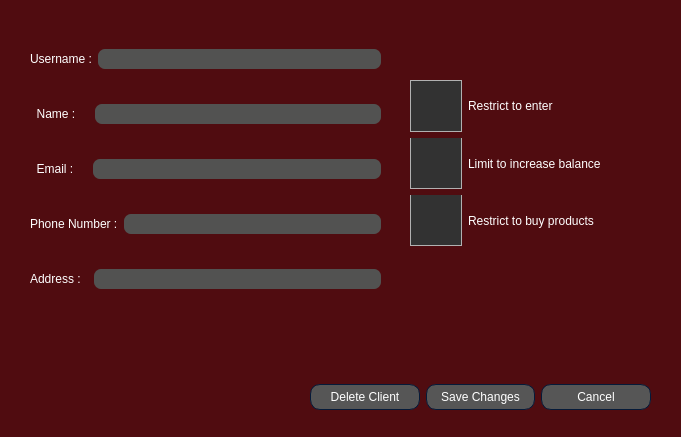
Qt form AP/edit_client_dialog.ui (AP-projects-4001/Guys) before a commit.
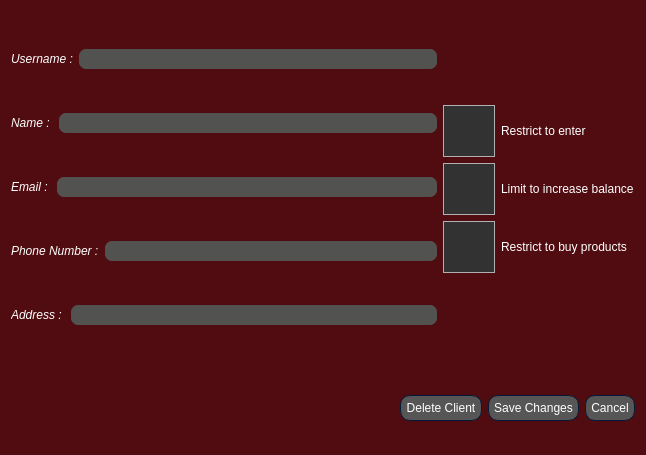
The same form after that commit. Icons and pictures are not drawn.

Commit message: Add Confirmation Gifs and Fixed double click on a button bugs

```diff
--- a/AP/edit_client_dialog.ui
+++ b/AP/edit_client_dialog.ui
@@ -6,22 +6,10 @@
    <rect>
     <x>0</x>
     <y>0</y>
-    <width>681</width>
-    <height>437</height>
+    <width>646</width>
+    <height>455</height>
    </rect>
   </property>
-  <property name="minimumSize">
-   <size>
-    <width>681</width>
-    <height>437</height>
-   </size>
-  </property>
-  <property name="maximumSize">
-   <size>
-    <width>681</width>
-    <height>437</height>
-   </size>
-  </property>
   <property name="windowTitle">
    <string>Dialog</string>
   </property>
@@ -696,55 +684,24 @@
 }
 </string>
   </property>
-  <widget class="QWidget" name="layoutWidget">
-   <property name="geometry">
-    <rect>
-     <x>310</x>
-     <y>380</y>
-     <width>341</width>
-     <height>34</height>
-    </rect>
-   </property>
-   <layout class="QHBoxLayout" name="horizontalLayout_6">
+  <layout class="QGridLayout" name="gridLayout">
+   <item row="0" column="0">
+    <layout class="QVBoxLayout" name="verticalLayout_5">
     <item>
-     <widget class="QPushButton" name="pushButton_del">
-      <property name="text">
-       <string>Delete Client</string>
-      </property>
-     </widget>
-    </item>
+      <layout class="QHBoxLayout" name="horizontalLayout_9">
     <item>
-     <widget class="QPushButton" name="pushButton_save">
-      <property name="text">
-       <string>Save Changes</string>
-      </property>
-     </widget>
-    </item>
-    <item>
-     <widget class="QPushButton" name="pushButton_cancel">
-      <property name="text">
-       <string>Cancel</string>
-      </property>
-     </widget>
-    </item>
-   </layout>
-  </widget>
-  <widget class="QWidget" name="layoutWidget_2">
-   <property name="geometry">
-    <rect>
-     <x>30</x>
-     <y>20</y>
-     <width>351</width>
-     <height>301</height>
-    </rect>
-   </property>
    <layout class="QVBoxLayout" name="verticalLayout">
     <item>
      <layout class="QHBoxLayout" name="horizontalLayout_5">
       <item>
        <widget class="QLabel" name="label">
+             <property name="font">
+              <font>
+               <family>Microsoft Sans Serif</family>
+              </font>
+             </property>
         <property name="text">
-         <string>Username :</string>
+              <string>&lt;html&gt;&lt;head/&gt;&lt;body&gt;&lt;p&gt;&lt;span style=&quot; font-style:italic;&quot;&gt;Username :&lt;/span&gt;&lt;/p&gt;&lt;/body&gt;&lt;/html&gt;</string>
         </property>
        </widget>
       </item>
@@ -761,8 +718,13 @@
      <layout class="QHBoxLayout" name="horizontalLayout_4">
       <item>
        <widget class="QLabel" name="label_4">
+             <property name="font">
+              <font>
+               <family>Microsoft Sans Serif</family>
+              </font>
+             </property>
         <property name="text">
-         <string>  Name :    </string>
+              <string>&lt;html&gt;&lt;head/&gt;&lt;body&gt;&lt;p&gt;&lt;span style=&quot; font-style:italic;&quot;&gt;  Name :    &lt;/span&gt;&lt;/p&gt;&lt;/body&gt;&lt;/html&gt;</string>
         </property>
        </widget>
       </item>
@@ -779,8 +741,13 @@
      <layout class="QHBoxLayout" name="horizontalLayout_3">
       <item>
        <widget class="QLabel" name="label_3">
+             <property name="font">
+              <font>
+               <family>Microsoft Sans Serif</family>
+              </font>
+             </property>
         <property name="text">
-         <string>  Email :    </string>
+              <string>&lt;html&gt;&lt;head/&gt;&lt;body&gt;&lt;p&gt;&lt;span style=&quot; font-style:italic;&quot;&gt;  Email :    &lt;/span&gt;&lt;/p&gt;&lt;/body&gt;&lt;/html&gt;</string>
         </property>
        </widget>
       </item>
@@ -793,8 +760,13 @@
      <layout class="QHBoxLayout" name="horizontalLayout_2">
       <item>
        <widget class="QLabel" name="label_5">
+             <property name="font">
+              <font>
+               <family>Microsoft Sans Serif</family>
+              </font>
+             </property>
         <property name="text">
-         <string>Phone Number :</string>
+              <string>&lt;html&gt;&lt;head/&gt;&lt;body&gt;&lt;p&gt;&lt;span style=&quot; font-style:italic;&quot;&gt;Phone Number :&lt;/span&gt;&lt;/p&gt;&lt;/body&gt;&lt;/html&gt;</string>
         </property>
        </widget>
       </item>
@@ -807,8 +779,13 @@
      <layout class="QHBoxLayout" name="horizontalLayout">
       <item>
        <widget class="QLabel" name="label_2">
+             <property name="font">
+              <font>
+               <family>Microsoft Sans Serif</family>
+              </font>
+             </property>
         <property name="text">
-         <string>Address :  </string>
+              <string>&lt;html&gt;&lt;head/&gt;&lt;body&gt;&lt;p&gt;&lt;span style=&quot; font-style:italic;&quot;&gt;Address :  &lt;/span&gt;&lt;/p&gt;&lt;/body&gt;&lt;/html&gt;</string>
         </property>
        </widget>
       </item>
@@ -818,16 +795,23 @@
      </layout>
     </item>
    </layout>
-  </widget>
-  <widget class="QWidget" name="layoutWidget">
-   <property name="geometry">
-    <rect>
-     <x>410</x>
-     <y>80</y>
-     <width>251</width>
-     <height>166</height>
-    </rect>
-   </property>
+       </item>
+       <item>
+        <layout class="QVBoxLayout" name="verticalLayout_3">
+         <item>
+          <spacer name="verticalSpacer">
+           <property name="orientation">
+            <enum>Qt::Vertical</enum>
+           </property>
+           <property name="sizeHint" stdset="0">
+            <size>
+             <width>20</width>
+             <height>40</height>
+            </size>
+           </property>
+          </spacer>
+         </item>
+         <item>
    <layout class="QVBoxLayout" name="verticalLayout_2">
     <item>
      <widget class="QCheckBox" name="checkBox_enter_limit">
@@ -914,7 +898,96 @@
      </widget>
     </item>
    </layout>
-  </widget>
+         </item>
+         <item>
+          <spacer name="verticalSpacer_2">
+           <property name="orientation">
+            <enum>Qt::Vertical</enum>
+           </property>
+           <property name="sizeHint" stdset="0">
+            <size>
+             <width>20</width>
+             <height>40</height>
+            </size>
+           </property>
+          </spacer>
+         </item>
+        </layout>
+       </item>
+      </layout>
+     </item>
+     <item>
+      <layout class="QHBoxLayout" name="horizontalLayout_8">
+       <item>
+        <spacer name="horizontalSpacer">
+         <property name="orientation">
+          <enum>Qt::Horizontal</enum>
+         </property>
+         <property name="sizeHint" stdset="0">
+          <size>
+           <width>40</width>
+           <height>20</height>
+          </size>
+         </property>
+        </spacer>
+       </item>
+       <item>
+        <layout class="QHBoxLayout" name="horizontalLayout_7">
+         <item>
+          <widget class="QLabel" name="CONFIRM_Gif">
+           <property name="minimumSize">
+            <size>
+             <width>71</width>
+             <height>71</height>
+            </size>
+           </property>
+           <property name="maximumSize">
+            <size>
+             <width>71</width>
+             <height>71</height>
+            </size>
+           </property>
+           <property name="text">
+            <string/>
+           </property>
+          </widget>
+         </item>
+         <item>
+          <layout class="QVBoxLayout" name="verticalLayout_4">
+           <item>
+            <layout class="QHBoxLayout" name="horizontalLayout_6">
+             <item>
+              <widget class="QPushButton" name="pushButton_del">
+               <property name="text">
+                <string>Delete Client</string>
+               </property>
+              </widget>
+             </item>
+             <item>
+              <widget class="QPushButton" name="pushButton_save">
+               <property name="text">
+                <string>Save Changes</string>
+               </property>
+              </widget>
+             </item>
+             <item>
+              <widget class="QPushButton" name="pushButton_cancel">
+               <property name="text">
+                <string>Cancel</string>
+               </property>
+              </widget>
+             </item>
+            </layout>
+           </item>
+          </layout>
+         </item>
+        </layout>
+       </item>
+      </layout>
+     </item>
+    </layout>
+   </item>
+  </layout>
  </widget>
  <resources/>
  <connections/>
```
Lines whose indentation alone changed are shown as unchanged. The commit also changes 10 other files.
